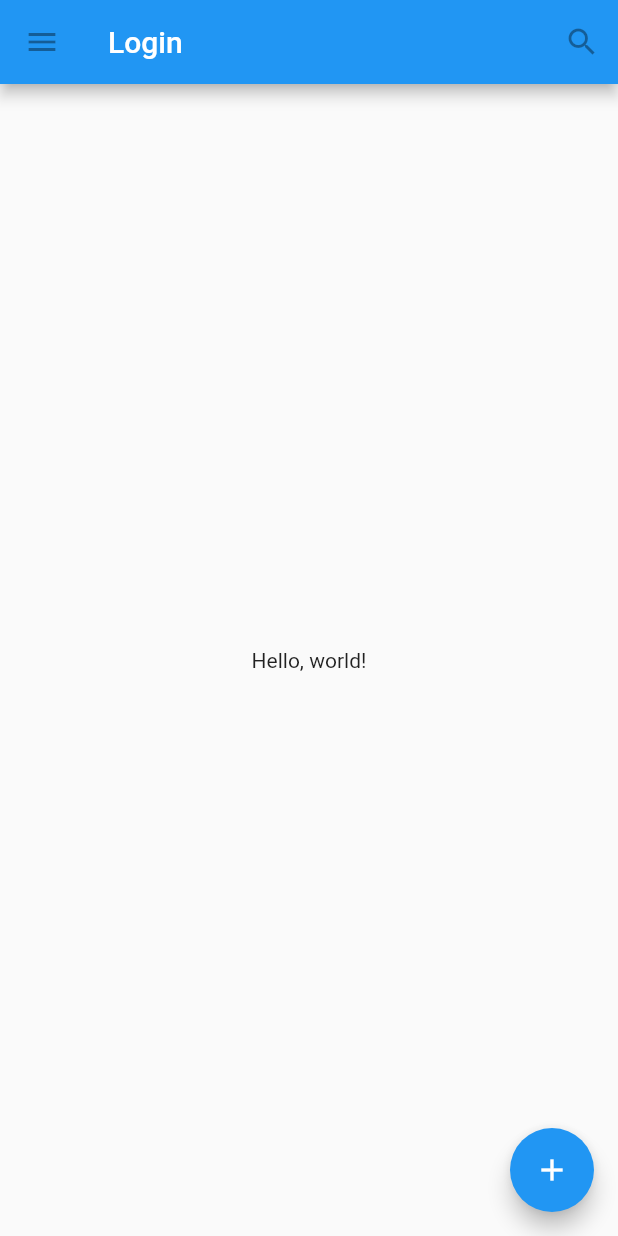
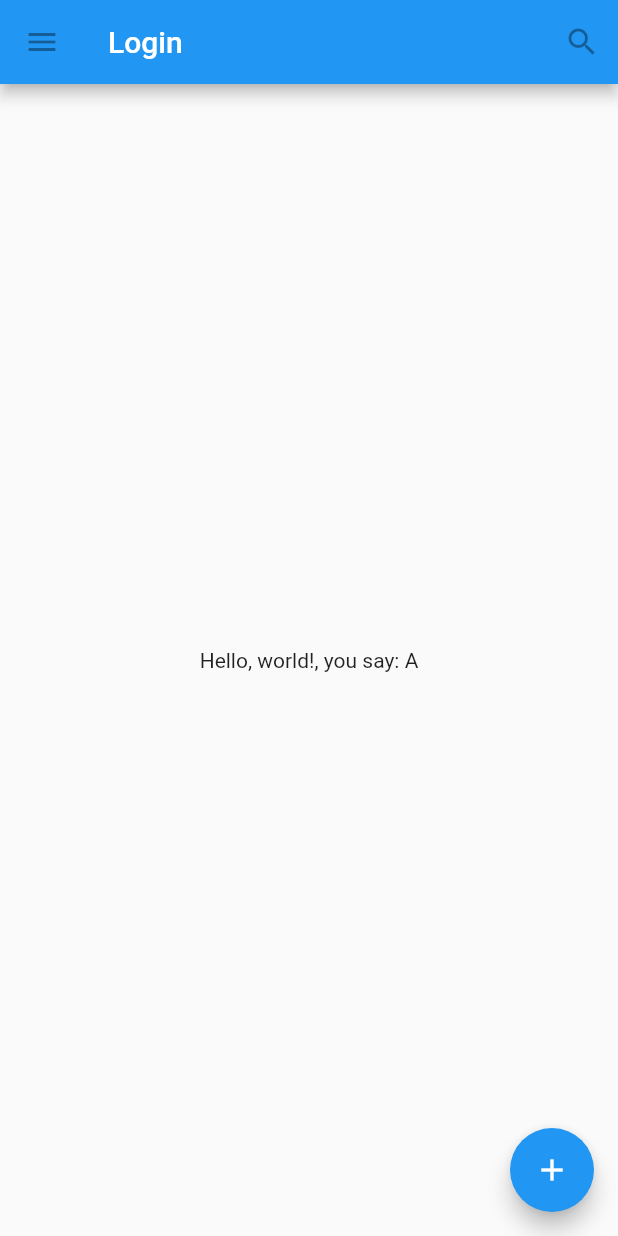
Before and after one commit to adriabama06/flutter-test, a Flutter app: the screen it shows after launch, on a phone screen of 412 x 824 dp. Run offline on Flutter 3.47's test engine with Material 2 defaults, Android fonts, the phone set to English and light mode, and no system bars.

Commit message:
test states

```diff
--- a/test_app_1/lib/sites/home.dart
+++ b/test_app_1/lib/sites/home.dart
@@ -1,7 +1,20 @@
 import 'package:flutter/material.dart';
 
-class Home extends StatelessWidget {
+class Home extends StatefulWidget {
   const Home({Key? key}) : super(key: key);
+
+  @override
+  _HomeState createState() => _HomeState();
+}
+
+class _HomeState extends State<Home> {
+  String mytext = "A";
+
+  void _increment() {
+    setState(() {
+      mytext = mytext + "A";
+    });
+  }
 
   @override
   Widget build(BuildContext context) {
@@ -24,13 +37,13 @@ class Home extends StatelessWidget {
         ],
       ),
       // body is the majority of the screen.
-      body: const Center(
-        child: Text('Hello, world!'),
+      body: Center(
+        child: Text('Hello, world!, you say: $mytext'),
       ),
-      floatingActionButton: const FloatingActionButton(
+      floatingActionButton: FloatingActionButton(
         tooltip: 'Add', // used by assistive technologies
-        child: Icon(Icons.add),
-        onPressed: null,
+        child: const Icon(Icons.add),
+        onPressed: _increment,
       ),
     );
   }
```
